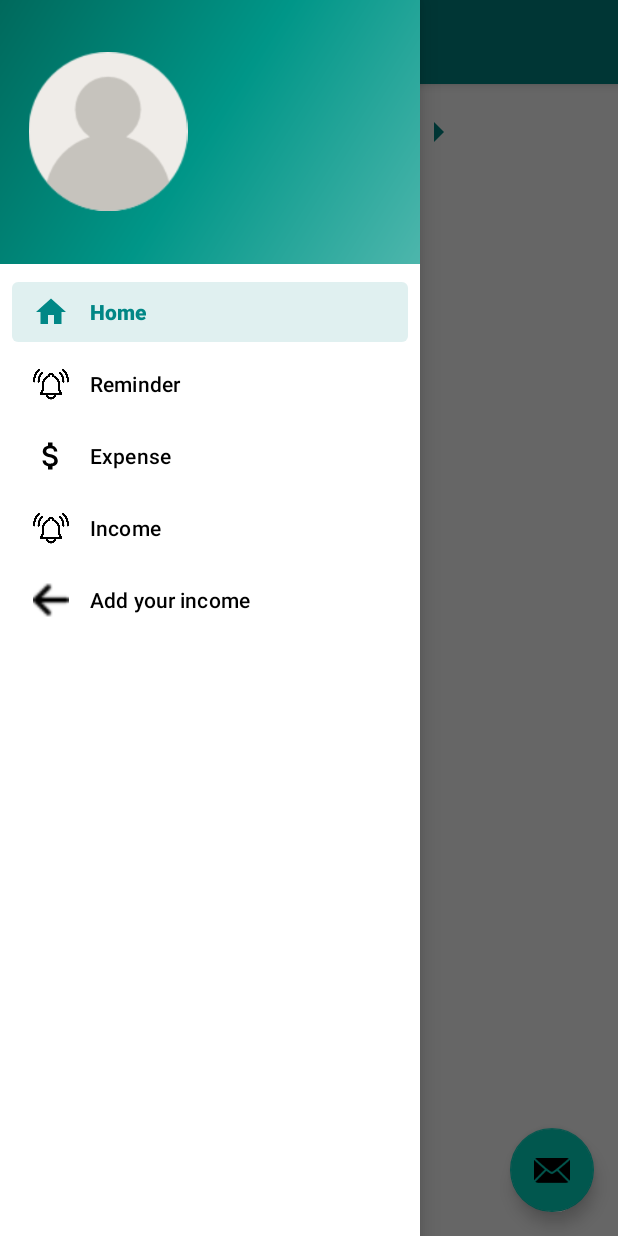
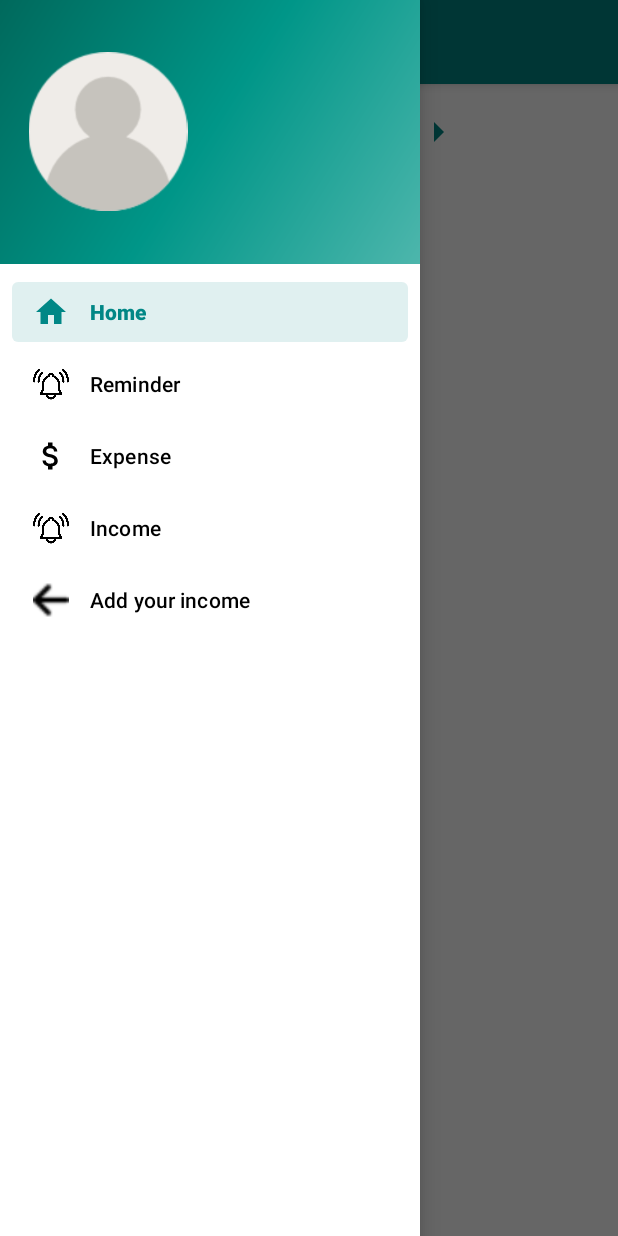
Before and after one commit to PhamTuanDuongs/money_manager, an Android app: the screen it shows after launch (MainActivity), with the side drawer open, on a phone screen of 412 x 824 dp. Run offline under Robolectric (Android 15) with nearby library versions, the phone set to English and light mode, and no system bars; our stand-ins replace Firebase (no records; nobody signed in at launch, a user with empty details on screens opened directly); libraries missing offline, so code that uses them is left out: com.github.mikephil.charting; plain views replace CombinedChart; 28 statements that could not run were skipped.

Commit message:
refractor: remove floating email

```diff
--- a/app/src/main/res/layout/app_bar_main.xml
+++ b/app/src/main/res/layout/app_bar_main.xml
@@ -21,14 +21,4 @@
     </com.google.android.material.appbar.AppBarLayout>
 
     <include layout="@layout/content_main" />
-
-    <com.google.android.material.floatingactionbutton.FloatingActionButton
-        android:id="@+id/fab"
-        android:layout_width="wrap_content"
-        android:layout_height="wrap_content"
-        android:layout_gravity="bottom|end"
-        android:layout_marginEnd="@dimen/fab_margin"
-        android:layout_marginBottom="16dp"
-        app:srcCompat="@android:drawable/ic_dialog_email" />
-
 </androidx.coordinatorlayout.widget.CoordinatorLayout>
```
